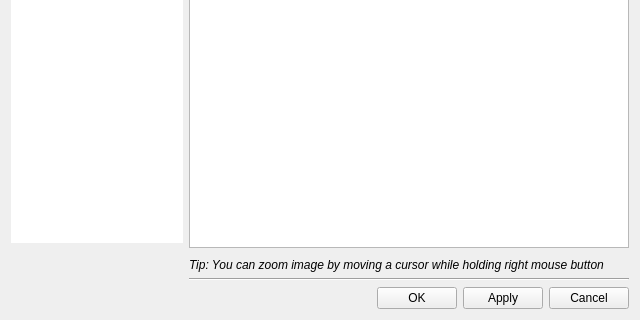
Old version of the form qimgv/gui/dialogs/settingsdialog.ui in the repository do-i/thumbgrid; both pictures show x 0 to 640 and y 240 to 560 of the 640 by 560 pixel window.
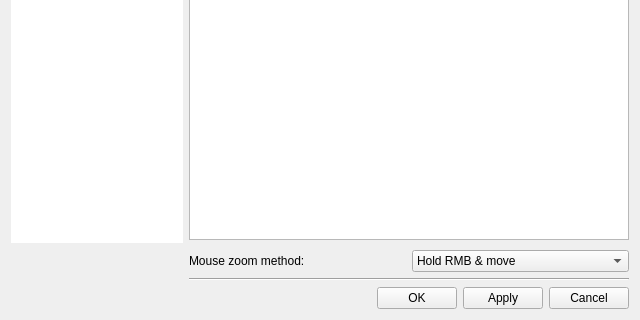
New version of the form. The open tabs and pages were chosen to show the change. Custom widgets are drawn as their Qt base class.

Commit message: [ImageViewer] alternate zoom method - hold RMB & scroll  #153

Patch:
```diff
--- a/qimgv/gui/dialogs/settingsdialog.ui
+++ b/qimgv/gui/dialogs/settingsdialog.ui
@@ -2443,9 +2443,20 @@
             </spacer>
            </item>
            <item>
+            <layout class="QHBoxLayout" name="horizontalLayout_8">
+             <property name="leftMargin">
+              <number>0</number>
+             </property>
+             <property name="topMargin">
+              <number>0</number>
+             </property>
+             <item>
             <widget class="QLabel" name="label_21">
              <property name="text">
-              <string>&lt;html&gt;&lt;head/&gt;&lt;body&gt;&lt;p&gt;&lt;span style=&quot; font-style:italic;&quot;&gt;Tip: You can zoom image by moving a cursor while holding right mouse button&lt;/span&gt;&lt;/p&gt;&lt;/body&gt;&lt;/html&gt;</string>
+                <string>Mouse zoom method:</string>
+               </property>
+               <property name="textFormat">
+                <enum>Qt::PlainText</enum>
              </property>
              <property name="wordWrap">
               <bool>true</bool>
@@ -2454,6 +2465,22 @@
               <set>Qt::NoTextInteraction</set>
              </property>
             </widget>
+             </item>
+             <item>
+              <widget class="QComboBox" name="mouseZoomMethodComboBox">
+               <item>
+                <property name="text">
+                 <string>Hold RMB &amp; move</string>
+                </property>
+               </item>
+               <item>
+                <property name="text">
+                 <string>Hold RMB &amp; scroll</string>
+                </property>
+               </item>
+              </widget>
+             </item>
+            </layout>
            </item>
           </layout>
          </widget>
```
Left out of the diff: 6 changed lines with no effect on the pictures. Lines whose indentation alone changed are shown as unchanged. The commit also changes 5 other files.
